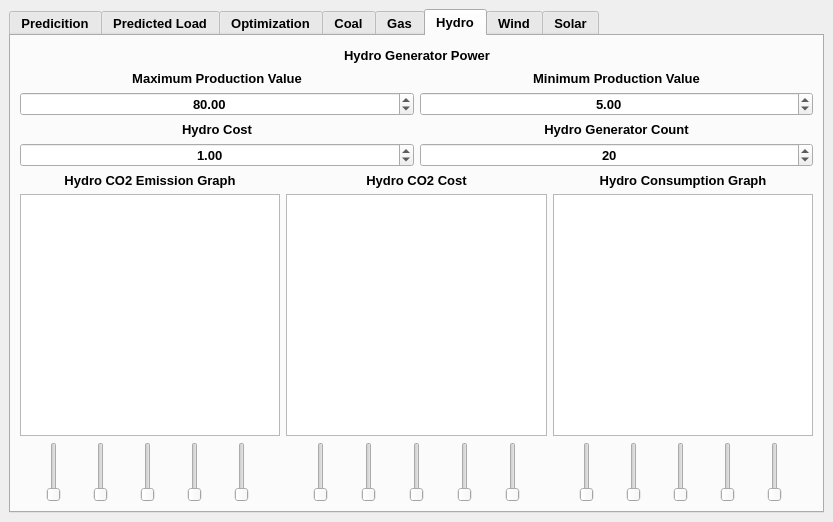
Djordje99/ISIS_Load_Prediction, file gui/load_prediction_xml.ui: the form before one commit.
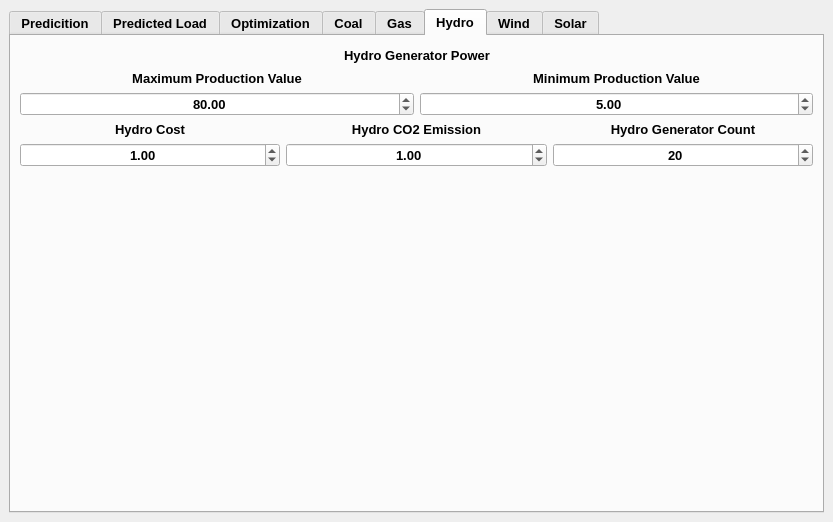
The form after the commit. The open tabs and pages were chosen to show the change. Custom widgets are drawn as their Qt base class.

Commit message: CO2 cost graph for gas generator

The edit to the form file:
```diff
--- a/gui/load_prediction_xml.ui
+++ b/gui/load_prediction_xml.ui
@@ -1875,6 +1875,8 @@
        </attribute>
        <layout class="QGridLayout" name="gridLayout">
         <item row="0" column="0">
+         <layout class="QVBoxLayout" name="verticalLayout_45">
+          <item>
          <layout class="QVBoxLayout" name="verticalLayout_39">
           <item>
            <layout class="QVBoxLayout" name="verticalLayout_18">
@@ -2043,6 +2045,54 @@
               </item>
              </layout>
             </item>
+              <item>
+               <layout class="QVBoxLayout" name="verticalLayout_43">
+                <item>
+                 <widget class="QLabel" name="hydro_co2_emission_label">
+                  <property name="minimumSize">
+                   <size>
+                    <width>250</width>
+                    <height>0</height>
+                   </size>
+                  </property>
+                  <property name="maximumSize">
+                   <size>
+                    <width>16777215</width>
+                    <height>16777215</height>
+                   </size>
+                  </property>
+                  <property name="text">
+                   <string>Hydro CO2 Emission</string>
+                  </property>
+                  <property name="alignment">
+                   <set>Qt::AlignCenter</set>
+                  </property>
+                 </widget>
+                </item>
+                <item>
+                 <widget class="QDoubleSpinBox" name="hydro_co2_emission_spin_box">
+                  <property name="minimumSize">
+                   <size>
+                    <width>90</width>
+                    <height>0</height>
+                   </size>
+                  </property>
+                  <property name="maximumSize">
+                   <size>
+                    <width>16777215</width>
+                    <height>16777215</height>
+                   </size>
+                  </property>
+                  <property name="alignment">
+                   <set>Qt::AlignCenter</set>
+                  </property>
+                  <property name="value">
+                   <double>1.000000000000000</double>
+                  </property>
+                 </widget>
+                </item>
+               </layout>
+              </item>
             <item>
              <layout class="QVBoxLayout" name="verticalLayout_19">
               <item>
@@ -2093,361 +2143,20 @@
             </item>
            </layout>
           </item>
-          <item>
-           <layout class="QHBoxLayout" name="horizontalLayout_43">
-            <item>
-             <layout class="QVBoxLayout" name="verticalLayout_57">
-              <item>
-               <layout class="QVBoxLayout" name="verticalLayout_58">
-                <item>
-                 <widget class="QLabel" name="hydro_emission_label">
-                  <property name="text">
-                   <string>Hydro CO2 Emission Graph</string>
-                  </property>
-                  <property name="alignment">
-                   <set>Qt::AlignCenter</set>
-                  </property>
-                 </widget>
-                </item>
-                <item>
-                 <widget class="PlotWidget" name="hydro_graphicview"/>
-                </item>
                </layout>
               </item>
               <item>
-               <layout class="QHBoxLayout" name="horizontalLayout_44">
-                <item>
-                 <widget class="QSlider" name="hydro_slider_1">
-                  <property name="maximumSize">
-                   <size>
-                    <width>16777215</width>
-                    <height>60</height>
-                   </size>
-                  </property>
-                  <property name="minimum">
-                   <number>1</number>
-                  </property>
-                  <property name="maximum">
-                   <number>100</number>
-                  </property>
+           <spacer name="verticalSpacer">
                   <property name="orientation">
                    <enum>Qt::Vertical</enum>
                   </property>
-                 </widget>
-                </item>
-                <item>
-                 <widget class="QSlider" name="hydro_slider_2">
-                  <property name="maximumSize">
+            <property name="sizeHint" stdset="0">
                    <size>
-                    <width>16777215</width>
-                    <height>60</height>
-                   </size>
-                  </property>
-                  <property name="minimum">
-                   <number>1</number>
-                  </property>
-                  <property name="maximum">
-                   <number>100</number>
-                  </property>
-                  <property name="orientation">
-                   <enum>Qt::Vertical</enum>
-                  </property>
-                 </widget>
-                </item>
-                <item>
-                 <widget class="QSlider" name="hydro_slider_3">
-                  <property name="maximumSize">
-                   <size>
-                    <width>16777215</width>
-                    <height>60</height>
-                   </size>
-                  </property>
-                  <property name="minimum">
-                   <number>1</number>
-                  </property>
-                  <property name="maximum">
-                   <number>100</number>
-                  </property>
-                  <property name="orientation">
-                   <enum>Qt::Vertical</enum>
-                  </property>
-                 </widget>
-                </item>
-                <item>
-                 <widget class="QSlider" name="hydro_slider_4">
-                  <property name="maximumSize">
-                   <size>
-                    <width>16777215</width>
-                    <height>60</height>
-                   </size>
-                  </property>
-                  <property name="minimum">
-                   <number>1</number>
-                  </property>
-                  <property name="maximum">
-                   <number>100</number>
-                  </property>
-                  <property name="orientation">
-                   <enum>Qt::Vertical</enum>
-                  </property>
-                 </widget>
-                </item>
-                <item>
-                 <widget class="QSlider" name="hydro_slider_5">
-                  <property name="maximumSize">
-                   <size>
-                    <width>16777215</width>
-                    <height>60</height>
-                   </size>
-                  </property>
-                  <property name="minimum">
-                   <number>1</number>
-                  </property>
-                  <property name="maximum">
-                   <number>100</number>
-                  </property>
-                  <property name="orientation">
-                   <enum>Qt::Vertical</enum>
-                  </property>
-                 </widget>
-                </item>
-               </layout>
-              </item>
-             </layout>
-            </item>
-            <item>
-             <layout class="QVBoxLayout" name="verticalLayout_59">
-              <item>
-               <widget class="QLabel" name="hydro_co2_cost_label">
-                <property name="text">
-                 <string>Hydro CO2 Cost</string>
-                </property>
-                <property name="alignment">
-                 <set>Qt::AlignCenter</set>
-                </property>
-               </widget>
-              </item>
-              <item>
-               <widget class="PlotWidget" name="hydro_co2_cost_graphicview"/>
-              </item>
-              <item>
-               <layout class="QHBoxLayout" name="horizontalLayout_45">
-                <item>
-                 <widget class="QSlider" name="hydro_co2_cost_slider_1">
-                  <property name="maximumSize">
-                   <size>
-                    <width>16777215</width>
-                    <height>60</height>
-                   </size>
-                  </property>
-                  <property name="minimum">
-                   <number>1</number>
-                  </property>
-                  <property name="maximum">
-                   <number>100</number>
-                  </property>
-                  <property name="orientation">
-                   <enum>Qt::Vertical</enum>
-                  </property>
-                 </widget>
-                </item>
-                <item>
-                 <widget class="QSlider" name="hydro_co2_cost_slider_2">
-                  <property name="maximumSize">
-                   <size>
-                    <width>16777215</width>
-                    <height>60</height>
-                   </size>
-                  </property>
-                  <property name="minimum">
-                   <number>1</number>
-                  </property>
-                  <property name="maximum">
-                   <number>100</number>
-                  </property>
-                  <property name="orientation">
-                   <enum>Qt::Vertical</enum>
-                  </property>
-                 </widget>
-                </item>
-                <item>
-                 <widget class="QSlider" name="hydro_co2_cost_slider_3">
-                  <property name="maximumSize">
-                   <size>
-                    <width>16777215</width>
-                    <height>60</height>
-                   </size>
-                  </property>
-                  <property name="minimum">
-                   <number>1</number>
-                  </property>
-                  <property name="maximum">
-                   <number>100</number>
-                  </property>
-                  <property name="orientation">
-                   <enum>Qt::Vertical</enum>
-                  </property>
-                 </widget>
-                </item>
-                <item>
-                 <widget class="QSlider" name="hydro_co2_cost_slider_4">
-                  <property name="maximumSize">
-                   <size>
-                    <width>16777215</width>
-                    <height>60</height>
-                   </size>
-                  </property>
-                  <property name="minimum">
-                   <number>1</number>
-                  </property>
-                  <property name="maximum">
-                   <number>100</number>
-                  </property>
-                  <property name="orientation">
-                   <enum>Qt::Vertical</enum>
-                  </property>
-                 </widget>
-                </item>
-                <item>
-                 <widget class="QSlider" name="hydro_co2_cost_slider_5">
-                  <property name="maximumSize">
-                   <size>
-                    <width>16777215</width>
-                    <height>60</height>
-                   </size>
-                  </property>
-                  <property name="minimum">
-                   <number>1</number>
-                  </property>
-                  <property name="maximum">
-                   <number>100</number>
-                  </property>
-                  <property name="orientation">
-                   <enum>Qt::Vertical</enum>
-                  </property>
-                 </widget>
-                </item>
-               </layout>
-              </item>
-             </layout>
-            </item>
-            <item>
-             <layout class="QVBoxLayout" name="verticalLayout_60">
-              <item>
-               <widget class="QLabel" name="hydro_consumption_label">
-                <property name="text">
-                 <string>Hydro Consumption Graph</string>
-                </property>
-                <property name="alignment">
-                 <set>Qt::AlignCenter</set>
-                </property>
-               </widget>
-              </item>
-              <item>
-               <widget class="PlotWidget" name="hydro_consumption_graphicview"/>
-              </item>
-              <item>
-               <layout class="QHBoxLayout" name="horizontalLayout_46">
-                <item>
-                 <widget class="QSlider" name="hydro_consumption_slider_1">
-                  <property name="maximumSize">
-                   <size>
-                    <width>16777215</width>
-                    <height>60</height>
-                   </size>
-                  </property>
-                  <property name="minimum">
-                   <number>1</number>
-                  </property>
-                  <property name="maximum">
-                   <number>100</number>
-                  </property>
-                  <property name="orientation">
-                   <enum>Qt::Vertical</enum>
-                  </property>
-                 </widget>
-                </item>
-                <item>
-                 <widget class="QSlider" name="hydro_consumption_slider_2">
-                  <property name="maximumSize">
-                   <size>
-                    <width>16777215</width>
-                    <height>60</height>
-                   </size>
-                  </property>
-                  <property name="minimum">
-                   <number>1</number>
-                  </property>
-                  <property name="maximum">
-                   <number>100</number>
-                  </property>
-                  <property name="orientation">
-                   <enum>Qt::Vertical</enum>
-                  </property>
-                 </widget>
-                </item>
-                <item>
-                 <widget class="QSlider" name="hydro_consumption_slider_3">
-                  <property name="maximumSize">
-                   <size>
-                    <width>16777215</width>
-                    <height>60</height>
-                   </size>
-                  </property>
-                  <property name="minimum">
-                   <number>1</number>
-                  </property>
-                  <property name="maximum">
-                   <number>100</number>
-                  </property>
-                  <property name="orientation">
-                   <enum>Qt::Vertical</enum>
-                  </property>
-                 </widget>
-                </item>
-                <item>
-                 <widget class="QSlider" name="hydro_consumption_slider_4">
-                  <property name="maximumSize">
-                   <size>
-                    <width>16777215</width>
-                    <height>60</height>
-                   </size>
-                  </property>
-                  <property name="minimum">
-                   <number>1</number>
-                  </property>
-                  <property name="maximum">
-                   <number>100</number>
-                  </property>
-                  <property name="orientation">
-                   <enum>Qt::Vertical</enum>
-                  </property>
-                 </widget>
-                </item>
-                <item>
-                 <widget class="QSlider" name="hydro_consumption_slider_5">
-                  <property name="maximumSize">
-                   <size>
-                    <width>16777215</width>
-                    <height>60</height>
-                   </size>
-                  </property>
-                  <property name="minimum">
-                   <number>1</number>
-                  </property>
-                  <property name="maximum">
-                   <number>100</number>
-                  </property>
-                  <property name="orientation">
-                   <enum>Qt::Vertical</enum>
-                  </property>
-                 </widget>
-                </item>
-               </layout>
-              </item>
-             </layout>
-            </item>
-           </layout>
+              <width>20</width>
+              <height>40</height>
+             </size>
+            </property>
+           </spacer>
           </item>
          </layout>
         </item>
```
Lines whose indentation alone changed are shown as unchanged. The commit also changes 4 other files.
